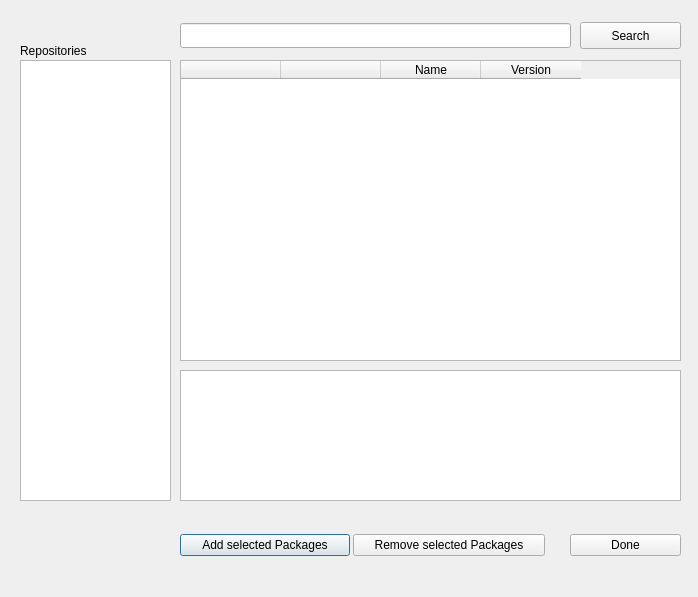
The window that src/usr/share/bbqlinux-installer/qt_package_selector.ui (bbqlinux/bbqlinux-installer) describes before a commit, drawn with Qt 5.
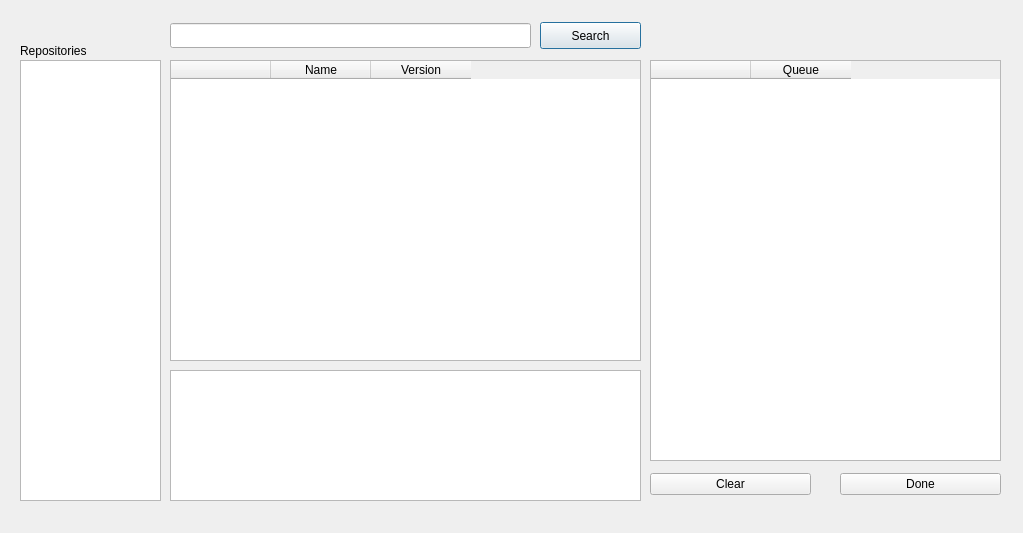
The same window after the commit.

```diff
--- a/src/usr/share/bbqlinux-installer/qt_package_selector.ui
+++ b/src/usr/share/bbqlinux-installer/qt_package_selector.ui
@@ -6,8 +6,8 @@
    <rect>
     <x>0</x>
     <y>0</y>
-    <width>698</width>
-    <height>597</height>
+    <width>1023</width>
+    <height>533</height>
    </rect>
   </property>
   <property name="windowTitle">
@@ -21,7 +21,7 @@
     <rect>
      <x>20</x>
      <y>60</y>
-     <width>151</width>
+     <width>141</width>
      <height>441</height>
     </rect>
    </property>
@@ -34,18 +34,24 @@
   <widget class="QWidget" name="horizontalLayoutWidget_2">
    <property name="geometry">
     <rect>
-     <x>180</x>
+     <x>170</x>
      <y>60</y>
-     <width>501</width>
+     <width>471</width>
      <height>301</height>
     </rect>
    </property>
    <layout class="QHBoxLayout" name="horizontalLayout_2">
     <item>
      <widget class="QTableWidget" name="packageTableWidget">
+      <property name="layoutDirection">
+       <enum>Qt::LeftToRight</enum>
+      </property>
       <property name="editTriggers">
        <set>QAbstractItemView::NoEditTriggers</set>
       </property>
+      <property name="showDropIndicator" stdset="0">
+       <bool>true</bool>
+      </property>
       <property name="dragDropOverwriteMode">
        <bool>false</bool>
       </property>
@@ -72,14 +78,6 @@
         <string/>
        </property>
       </column>
-      <column>
-       <property name="text">
-        <string/>
-       </property>
-       <property name="textAlignment">
-        <set>AlignHCenter|AlignVCenter|AlignCenter</set>
-       </property>
-      </column>
       <column>
        <property name="text">
         <string>Name</string>
@@ -97,9 +95,9 @@
   <widget class="QWidget" name="verticalLayoutWidget">
    <property name="geometry">
     <rect>
-     <x>180</x>
+     <x>170</x>
      <y>370</y>
-     <width>501</width>
+     <width>471</width>
      <height>131</height>
     </rect>
    </property>
@@ -109,56 +107,21 @@
     </item>
    </layout>
   </widget>
-  <widget class="QWidget" name="horizontalLayoutWidget_3">
-   <property name="geometry">
-    <rect>
-     <x>180</x>
-     <y>530</y>
-     <width>170</width>
-     <height>31</height>
-    </rect>
-   </property>
-   <layout class="QHBoxLayout" name="horizontalLayout_3">
-    <item>
-     <widget class="QPushButton" name="addButton">
-      <property name="text">
-       <string>Add selected Packages</string>
-      </property>
-     </widget>
-    </item>
-   </layout>
-  </widget>
-  <widget class="QWidget" name="horizontalLayoutWidget_4">
-   <property name="geometry">
-    <rect>
-     <x>353</x>
-     <y>530</y>
-     <width>192</width>
-     <height>31</height>
-    </rect>
-   </property>
-   <layout class="QHBoxLayout" name="horizontalLayout_4">
-    <item>
-     <widget class="QPushButton" name="removeButton">
-      <property name="text">
-       <string>Remove selected Packages</string>
-      </property>
-     </widget>
-    </item>
-   </layout>
-  </widget>
   <widget class="QWidget" name="horizontalLayoutWidget_5">
    <property name="geometry">
     <rect>
-     <x>570</x>
-     <y>530</y>
-     <width>111</width>
-     <height>31</height>
+     <x>840</x>
+     <y>470</y>
+     <width>161</width>
+     <height>29</height>
     </rect>
    </property>
    <layout class="QHBoxLayout" name="horizontalLayout_5">
     <item>
      <widget class="QPushButton" name="doneButton">
+      <property name="focusPolicy">
+       <enum>Qt::NoFocus</enum>
+      </property>
       <property name="text">
        <string>Done</string>
       </property>
@@ -169,9 +132,9 @@
   <widget class="QWidget" name="horizontalLayoutWidget_7">
    <property name="geometry">
     <rect>
-     <x>180</x>
+     <x>170</x>
      <y>20</y>
-     <width>391</width>
+     <width>361</width>
      <height>31</height>
     </rect>
    </property>
@@ -191,7 +154,7 @@
   <widget class="QWidget" name="horizontalLayoutWidget_8">
    <property name="geometry">
     <rect>
-     <x>580</x>
+     <x>540</x>
      <y>20</y>
      <width>101</width>
      <height>31</height>
@@ -218,7 +181,7 @@
     <rect>
      <x>20</x>
      <y>40</y>
-     <width>151</width>
+     <width>141</width>
      <height>21</height>
     </rect>
    </property>
@@ -235,22 +198,124 @@
   <widget class="QWidget" name="horizontalLayoutWidget_6">
    <property name="geometry">
     <rect>
-     <x>10</x>
-     <y>570</y>
-     <width>681</width>
+     <x>20</x>
+     <y>510</y>
+     <width>981</width>
      <height>20</height>
     </rect>
    </property>
    <layout class="QHBoxLayout" name="horizontalLayout_6">
     <item>
      <widget class="QLabel" name="loadingStatus">
+      <property name="font">
+       <font>
+        <pointsize>8</pointsize>
+       </font>
+      </property>
       <property name="text">
        <string/>
       </property>
+      <property name="textFormat">
+       <enum>Qt::LogText</enum>
+      </property>
+      <property name="alignment">
+       <set>Qt::AlignCenter</set>
+      </property>
      </widget>
     </item>
    </layout>
   </widget>
+  <widget class="QWidget" name="horizontalLayoutWidget_9">
+   <property name="geometry">
+    <rect>
+     <x>650</x>
+     <y>60</y>
+     <width>351</width>
+     <height>401</height>
+    </rect>
+   </property>
+   <layout class="QHBoxLayout" name="horizontalLayout_9">
+    <item>
+     <widget class="QTableWidget" name="queueTableWidget">
+      <property name="layoutDirection">
+       <enum>Qt::LeftToRight</enum>
+      </property>
+      <property name="editTriggers">
+       <set>QAbstractItemView::NoEditTriggers</set>
+      </property>
+      <property name="showDropIndicator" stdset="0">
+       <bool>true</bool>
+      </property>
+      <property name="dragDropOverwriteMode">
+       <bool>false</bool>
+      </property>
+      <property name="selectionMode">
+       <enum>QAbstractItemView::SingleSelection</enum>
+      </property>
+      <property name="selectionBehavior">
+       <enum>QAbstractItemView::SelectRows</enum>
+      </property>
+      <property name="gridStyle">
+       <enum>Qt::DotLine</enum>
+      </property>
+      <attribute name="horizontalHeaderMinimumSectionSize">
+       <number>30</number>
+      </attribute>
+      <attribute name="verticalHeaderDefaultSectionSize">
+       <number>18</number>
+      </attribute>
+      <attribute name="verticalHeaderMinimumSectionSize">
+       <number>18</number>
+      </attribute>
+      <column>
+       <property name="text">
+        <string/>
+       </property>
+      </column>
+      <column>
+       <property name="text">
+        <string>Queue</string>
+       </property>
+      </column>
+     </widget>
+    </item>
+   </layout>
+  </widget>
+  <widget class="QWidget" name="horizontalLayoutWidget_11">
+   <property name="geometry">
+    <rect>
+     <x>650</x>
+     <y>470</y>
+     <width>161</width>
+     <height>29</height>
+    </rect>
+   </property>
+   <layout class="QHBoxLayout" name="horizontalLayout_11">
+    <item>
+     <widget class="QPushButton" name="clearButton">
+      <property name="focusPolicy">
+       <enum>Qt::NoFocus</enum>
+      </property>
+      <property name="text">
+       <string>Clear</string>
+      </property>
+     </widget>
+    </item>
+   </layout>
+  </widget>
+  <zorder>horizontalLayoutWidget</zorder>
+  <zorder>horizontalLayoutWidget_2</zorder>
+  <zorder>verticalLayoutWidget</zorder>
+  <zorder>horizontalLayoutWidget_5</zorder>
+  <zorder>horizontalLayoutWidget_7</zorder>
+  <zorder>horizontalLayoutWidget_8</zorder>
+  <zorder>verticalLayoutWidget_2</zorder>
+  <zorder>horizontalLayoutWidget_6</zorder>
+  <zorder>horizontalLayoutWidget_9</zorder>
+  <zorder>loadingStatus</zorder>
+  <zorder>loadingStatus</zorder>
+  <zorder>loadingStatus</zorder>
+  <zorder>horizontalLayoutWidget_11</zorder>
  </widget>
  <resources>
   <include location="qt_resources.qrc"/>
```
